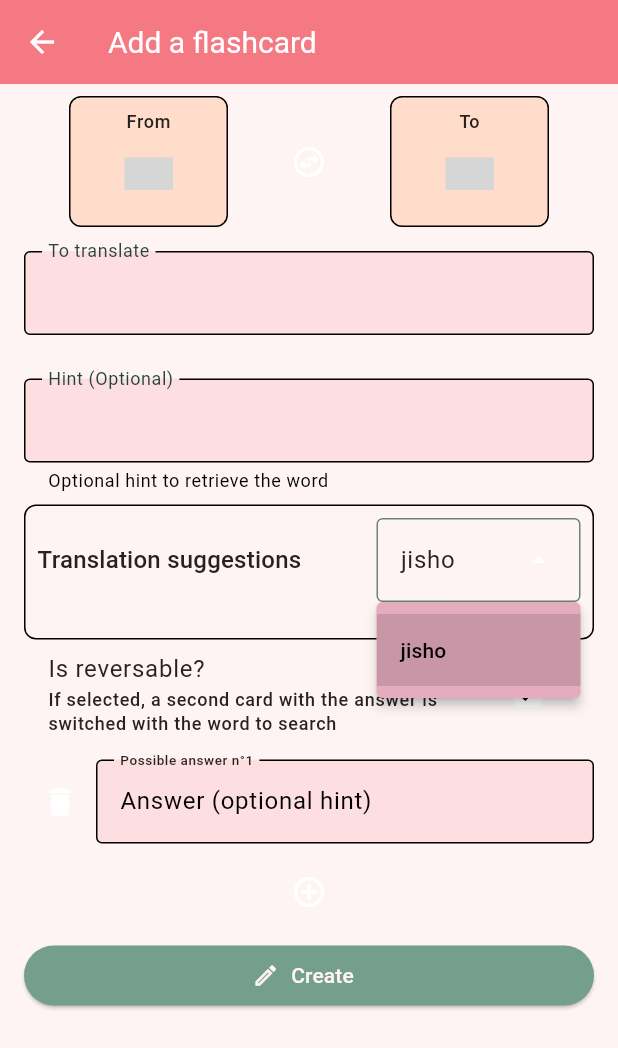
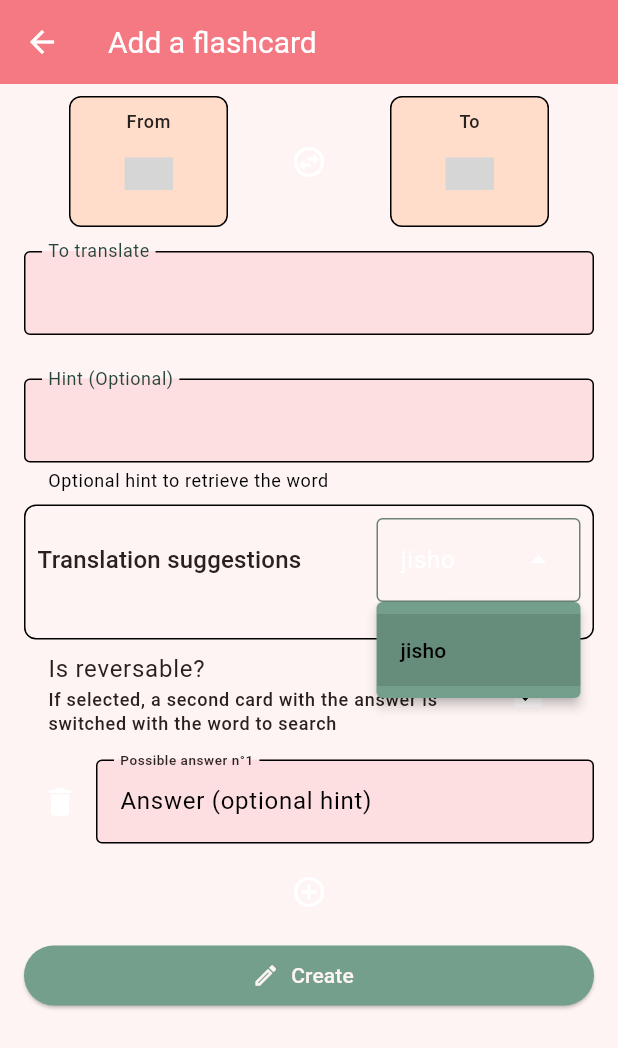
Before and after one commit to JpecSama/JpecSama, a Flutter app: the AddFlashcardPageContent screen opened directly, after a tap on "jisho", on a phone screen of 412 x 824 dp. Shown: the top 1048 px of the screen. Run offline on Flutter 3.47's test engine with Material 3 defaults, Android fonts, the phone set to English and light mode, and no system bars; drawn by our look-alikes of country_code_picker; our stand-ins replace dio, firebase_core, firebase_messaging, fl_chart, flutter_bloc, freezed_annotation and 8 more; missing offline and left inert: kana_romaji_translator; accounts and stored records are empty; generated files the repository leaves out were written again; grey boxes are pictures that could not be loaded.

Commit message:
Small design

```diff
--- a/lib/dialogs/edit_flashcard/edit_card_dialog.dart
+++ b/lib/dialogs/edit_flashcard/edit_card_dialog.dart
@@ -223,8 +223,11 @@ class _EditCardDialogContentState extends State<EditCardDialogContent> {
                                             controller.text.trim())
                                         .where((text) => text.isNotEmpty)
                                     : null);
+                        print("isSuccess: $isSuccess");
                         if (isSuccess) {
-                          Navigator.of(context).pop();
+                          Navigator.of(context).pop(
+                            _flashcard,
+                          );
                         }
                       },
                       child: Text(context.translations.submit),
--- a/lib/pages/review/review_page_content.dart
+++ b/lib/pages/review/review_page_content.dart
@@ -101,6 +101,8 @@ class _ReviewPageContentState extends State<ReviewPageContent> {
                   previous.currentCard != current.currentCard ||
                   previous.currentCardId != current.currentCardId,
               builder: (context, state) {
+                print(
+                    "ReviewPageContent: state: ${state.currentCard?.flashcardText}");
                 if (state.isInitialising) {
                   return Center(child: const CircularProgressIndicator());
                 }
@@ -136,6 +138,7 @@ class _ReviewPageContentState extends State<ReviewPageContent> {
                   );
                 }
                 return CardReviewContent(
+                  key: UniqueKey(),
                   currentCard: currentCard,
                 );
               },
--- a/lib/theme/custom_theme.dart
+++ b/lib/theme/custom_theme.dart
@@ -203,6 +203,18 @@ class CustomTheme {
       ),
       textStyle: const TextStyle(color: sumiIro),
     ),
+    dropdownMenuTheme: DropdownMenuThemeData(
+
+      inputDecorationTheme: InputDecorationTheme(),
+      textStyle: TextStyle(
+        color: Colors.white,
+      ),
+      menuStyle: MenuStyle(
+        backgroundColor: WidgetStateProperty.all(
+          CustomTheme.mizuasagi,
+        ), // Dropdown background color
+      ),
+    ),
 
     listTileTheme: const ListTileThemeData(
       textColor: sumiIro,
```
Also changed, not shown: lib/pages/home/start_review_button.dart (+26 -19 lines), lib/pages/review/bloc/review_bloc.dart (+7 -1 lines), lib/pages/review/dialog/review_settings_dialog.dart (+37 -1 lines).
